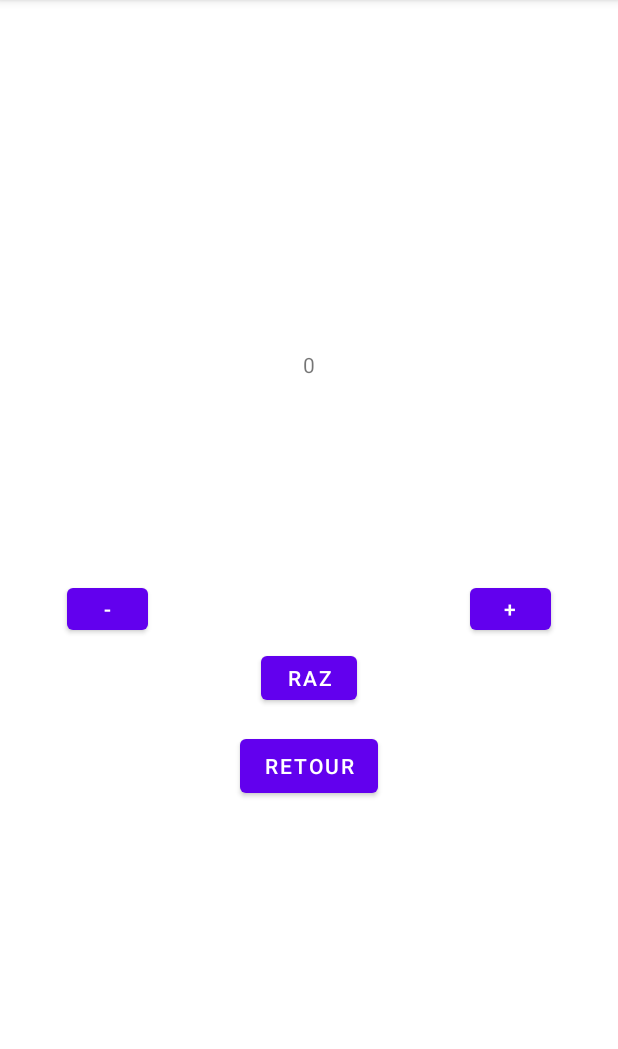
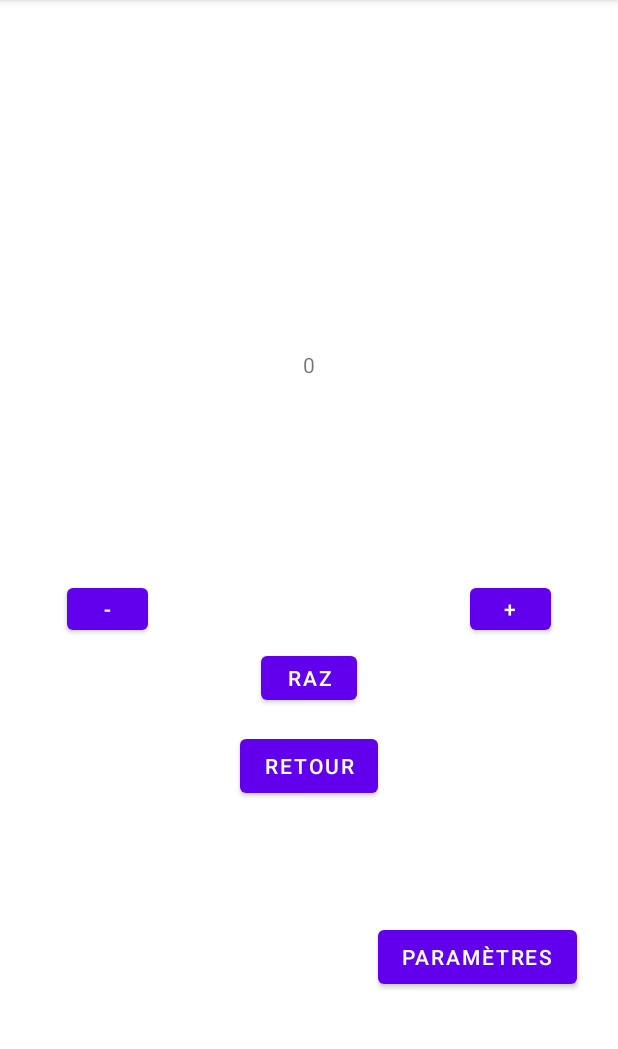
Before and after one commit to Benmlrd/CompteurAndroid, an Android app: the SecondFragment screen opened through its navigation route, on a phone screen of 412 x 824 dp, the part 84-1133 px from its top. Run offline under Robolectric (Android 15) with nearby library versions, the phone set to English and light mode, and no system bars; 1 statement that could not run was skipped.

Commit message:
Ajout Activity et Fragment pour les paramètres

```diff
--- a/app/src/main/AndroidManifest.xml
+++ b/app/src/main/AndroidManifest.xml
@@ -10,6 +10,9 @@
         android:supportsRtl="true"
         android:theme="@style/Theme.Compteur">
         <activity
+            android:name=".SettingsActivity"
+            android:label="@string/title_activity_settings"></activity>
+        <activity
             android:name=".MainActivity"
             android:label="@string/app_name"
             android:theme="@style/Theme.Compteur.NoActionBar">
@@ -19,7 +22,6 @@
                 <category android:name="android.intent.category.LAUNCHER" />
             </intent-filter>
         </activity>
-
     </application>
 
 </manifest>
--- a/app/src/main/res/layout/fragment_second.xml
+++ b/app/src/main/res/layout/fragment_second.xml
@@ -89,4 +89,20 @@
         app:layout_constraintTop_toTopOf="parent"
         tools:text="0" />
 
+    <Button
+        android:id="@+id/parametres"
+        android:layout_width="wrap_content"
+        android:layout_height="wrap_content"
+        android:layout_marginStart="251dp"
+        android:layout_marginLeft="251dp"
+        android:layout_marginTop="179dp"
+        android:layout_marginEnd="27dp"
+        android:layout_marginRight="27dp"
+        android:layout_marginBottom="97dp"
+        android:text="Paramètres"
+        app:layout_constraintBottom_toBottomOf="parent"
+        app:layout_constraintEnd_toEndOf="parent"
+        app:layout_constraintStart_toStartOf="parent"
+        app:layout_constraintTop_toBottomOf="@+id/button_plus" />
+
 </androidx.constraintlayout.widget.ConstraintLayout>
--- a/app/src/main/res/navigation/nav_graph.xml
+++ b/app/src/main/res/navigation/nav_graph.xml
@@ -24,15 +24,6 @@
         <action
             android:id="@+id/action_SecondFragment_to_FirstFragment"
             app:destination="@id/FirstFragment" />
-        <action
-            android:id="@+id/action_SecondFragment_to_SettingsFragment"
-            app:destination="@id/SettingsFragment" />
     </fragment>
 
-    <fragment
-        android:id="@+id/SettingsFragment"
-        android:name="com.example.compteur.SettingsFragment"
-        android:label="@string/settings_fragment_label"
-        tools:layout="@xml/root_preferences"
-        />
 </navigation>
--- a/app/src/main/res/values/strings.xml
+++ b/app/src/main/res/values/strings.xml
@@ -30,5 +30,6 @@
     <string name="attachment_summary_on">Automatically download attachments for incoming emails
     </string>
     <string name="attachment_summary_off">Only download attachments when manually requested</string>
+    <string name="title_activity_settings">SettingsActivity</string>
 
 </resources>
```
Also changed, not shown: app/src/main/java/com/example/compteur/SecondFragment.java (+6 -4 lines), app/src/main/java/com/example/compteur/SettingsActivity.java (added, +33 -0 lines), app/src/main/res/layout/settings_activity.xml (added, +9 -0 lines), app/src/main/res/xml/root_preferences.xml (+30 -0 lines).
